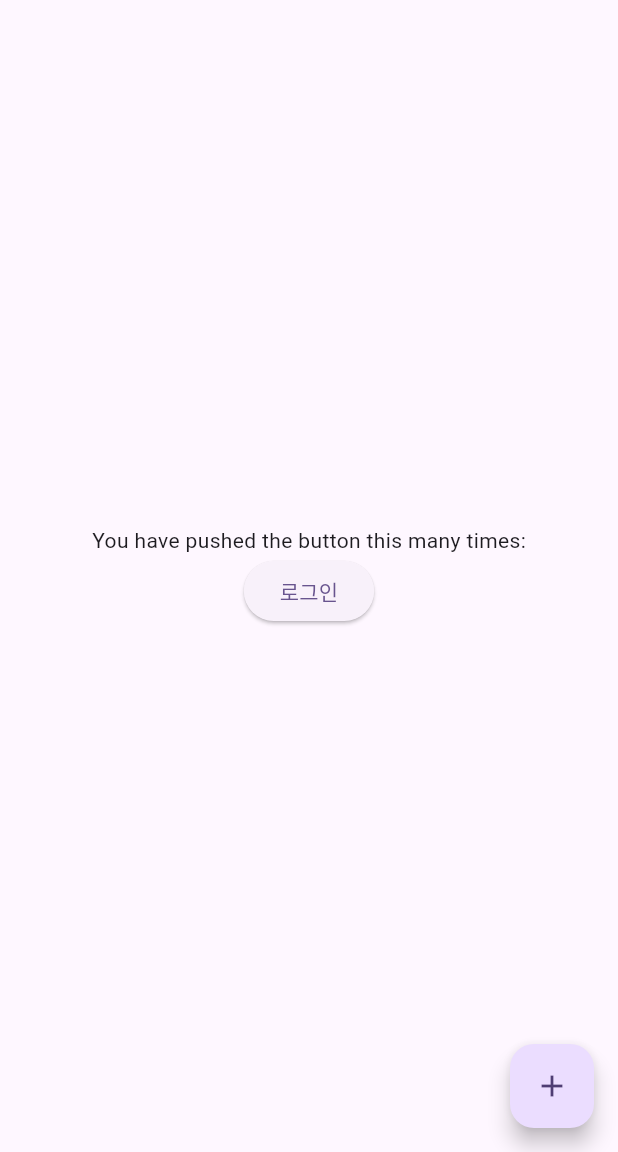
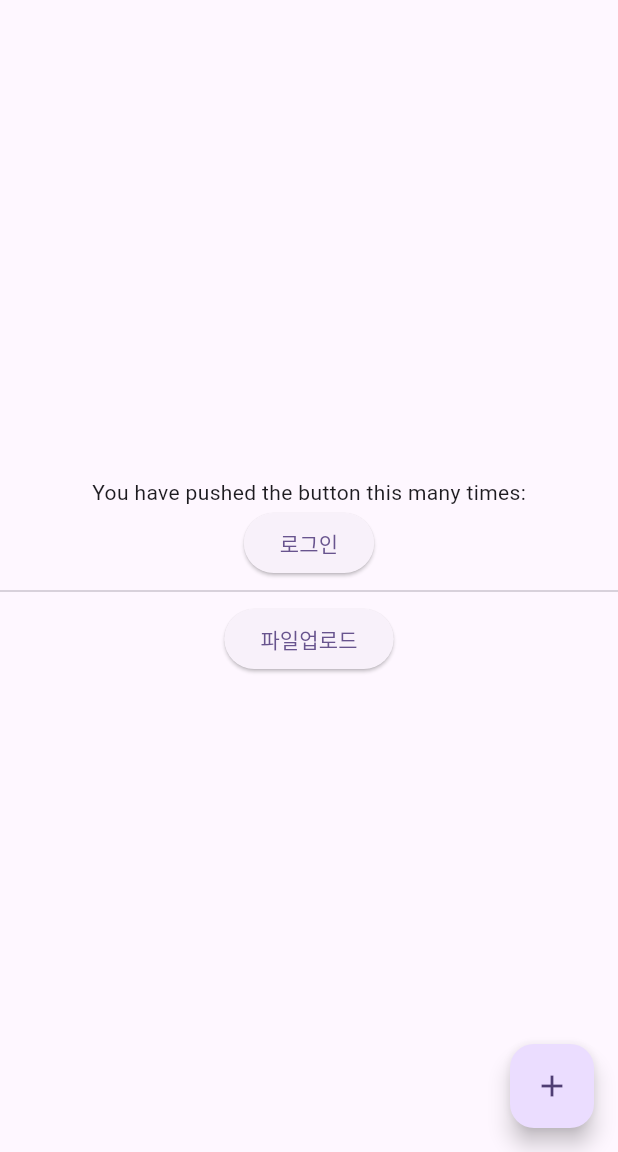
Before and after one commit to mincoln419/flutter_firebase, a Flutter app: the screen it shows after launch, after a tap on "로그인", on a phone screen of 412 x 824 dp, the part 84-1236 px from its top. Run offline on Flutter 3.47's test engine with Material 3 defaults, Android fonts, the phone set to English and light mode, and no system bars; our stand-ins replace file_picker, firebase_auth, firebase_core, firebase_storage; accounts and stored records are empty; network calls fail.

```diff
--- a/lib/main.dart
+++ b/lib/main.dart
@@ -1,5 +1,9 @@
+import 'dart:io';
+
+import 'package:file_picker/file_picker.dart';
 import 'package:firebase_auth/firebase_auth.dart';
 import 'package:firebase_core/firebase_core.dart';
+import 'package:firebase_storage/firebase_storage.dart';
 import 'package:flutter/material.dart';
 import 'package:flutter_mermer_test_basic/firebase_options.dart';
 
@@ -61,10 +65,29 @@ class _MyHomePageState extends State<MyHomePage> {
             const Text(
               'You have pushed the button this many times:',
             ),
+            ElevatedButton(
+              onPressed: () async {
+                final credential = await FirebaseAuth.instance
+                    .signInWithEmailAndPassword(
+                        email: "mincoln419@naver.com", password: "123456");
+                print(credential);
+              },
+              child: const Text('로그인'),
+            ),
+            const Divider(),
             ElevatedButton(onPressed: () async{
-              final credential = await FirebaseAuth.instance.signInWithEmailAndPassword(email: "mincoln419@naver.com", password: "123456");
-              print(credential);
-            }, child: const Text('로그인'),)
+              FilePickerResult? result = await FilePicker.platform.pickFiles();
+              if(result !=null){
+                File file = File(result.files.single.path ?? "");
+                debugPrint(file.path);
+                try{
+                  await FirebaseStorage.instance.ref("image/${DateTime.now().millisecondsSinceEpoch}.jpg")
+                  .putFile(file);
+                }on FirebaseException catch(e){
+                  debugPrint(e.message);
+                }
+              }
+            }, child: const Text("파일업로드")),
           ],
         ),
       ),
@@ -74,10 +97,10 @@ class _MyHomePageState extends State<MyHomePage> {
             final userCredential = await FirebaseAuth.instance
                 .createUserWithEmailAndPassword(
                     email: "mincoln419@naver.com", password: "123456");
-          } on FirebaseAuthException catch(e) {
-            if(e.code == "weak-password"){
+          } on FirebaseAuthException catch (e) {
+            if (e.code == "weak-password") {
               print("비밀번호를 강화해주세요");
-            }else if(e.code == "email-already-in-use"){
+            } else if (e.code == "email-already-in-use") {
               print("이미 등록된 이메일이 있습니다");
             }
           }
--- a/pubspec.yaml
+++ b/pubspec.yaml
@@ -37,6 +37,9 @@ dependencies:
   cupertino_icons: ^1.0.6
   firebase_core: ^2.15.0
   firebase_auth: ^4.7.2
+  firebase_storage: ^11.2.5
+
+  file_picker: ^5.3.3
 
 dev_dependencies:
   flutter_test:
```
Also changed, not shown: pubspec.lock, 3 other files.
